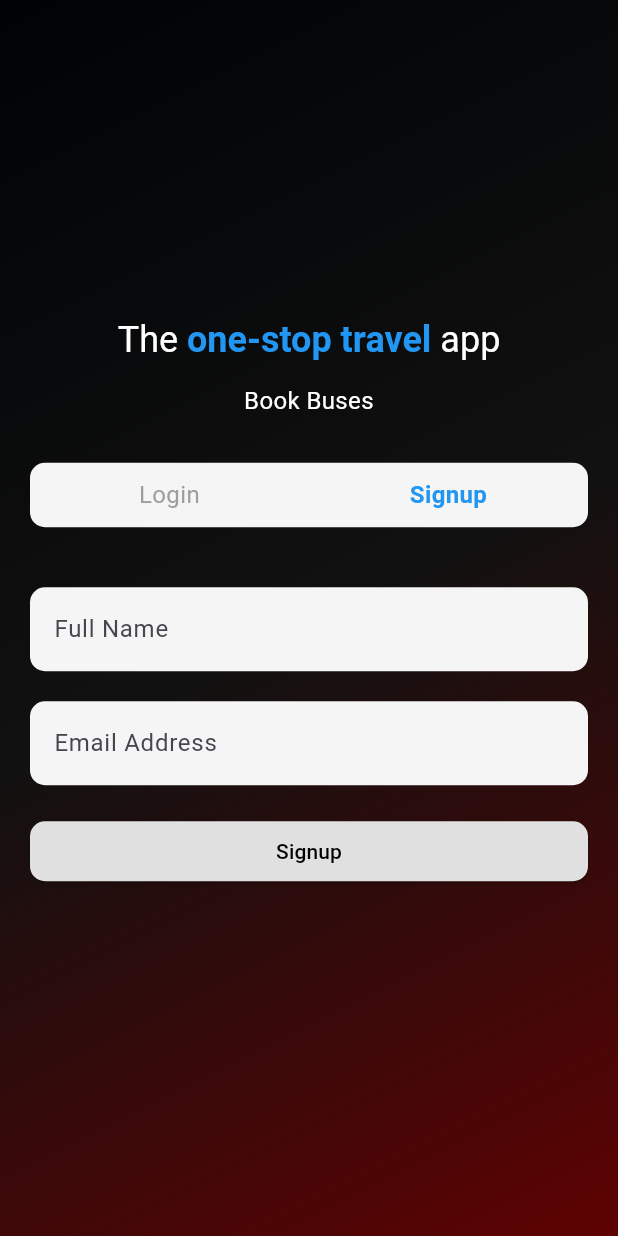
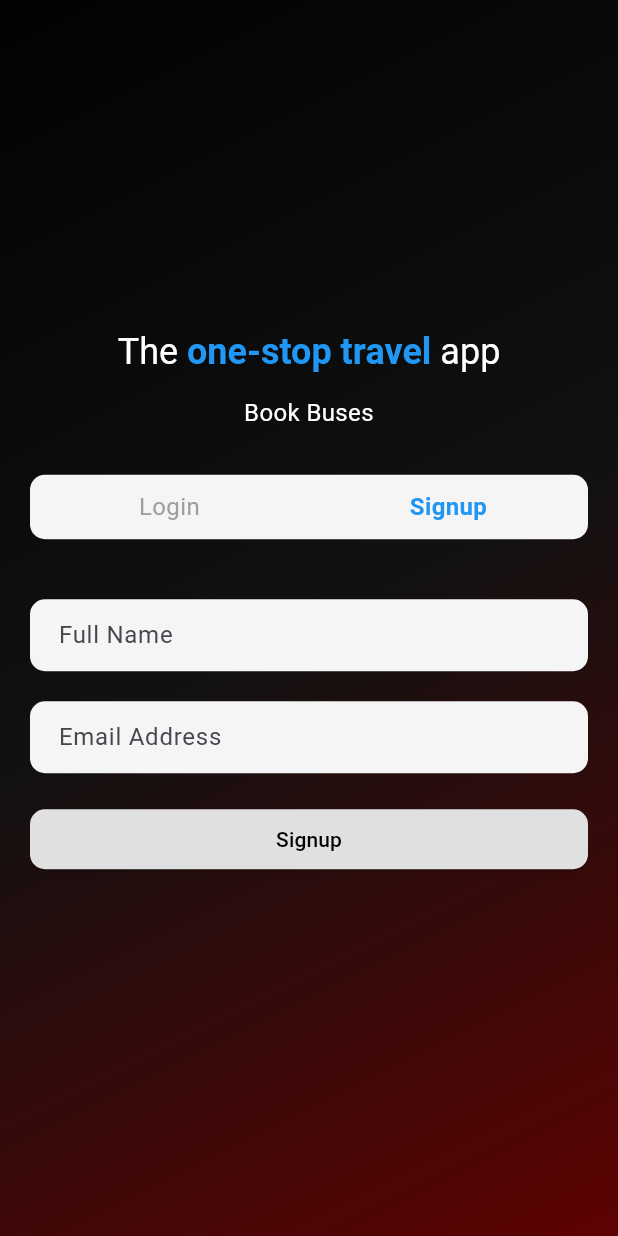
Before and after one commit to sanjaii1/fairyaatra, a Flutter app: the screen it shows after launch, after a tap on "Signup", on a phone screen of 412 x 824 dp. Run offline on Flutter 3.47's test engine with Material 3 defaults, Android fonts, the phone set to English and light mode, and no system bars.

Commit message:
updated login screen

```diff
--- a/lib/src/feature/login/views/login.dart
+++ b/lib/src/feature/login/views/login.dart
@@ -34,7 +34,7 @@ class _AuthPageState extends State<AuthPage> {
               Color.fromARGB(255, 17, 17, 17),
               Color.fromARGB(255, 94, 2, 2),
             ],
-            stops: [0.0, 0.5, 1.0], // Smooth gradient transition
+            stops: [0.0, 0.5, 1.0],
             begin: Alignment.topLeft,
             end: Alignment.bottomRight,
           ),
@@ -141,16 +141,29 @@ class _AuthPageState extends State<AuthPage> {
                       ),
                     ),
                     const SizedBox(height: 30),
-                    // AnimatedSwitcher for Login and Signup Pages
+                    // AnimatedSwitcher with Fade + Scale Transition
                     AnimatedSwitcher(
-                      duration: const Duration(milliseconds: 500),
-                      switchInCurve: Curves.linear,
-                      switchOutCurve: Curves.linear,
+                      duration: const Duration(milliseconds: 250),
+                      switchInCurve: Curves.easeInOut,
+                      switchOutCurve: Curves.easeInOut,
                       transitionBuilder:
                           (Widget child, Animation<double> animation) {
-                        return ScaleTransition(scale: animation, child: child);
+                        return FadeTransition(
+                          opacity: animation,
+                          child: ScaleTransition(
+                            scale: Tween<double>(begin: 0.95, end: 1.0)
+                                .animate(animation),
+                            child: child,
+                          ),
+                        );
                       },
-                      child: isLogin ? LoginPage() : SignupPage(),
+                      child: isLogin
+                          ? const LoginPage(
+                              key: ValueKey('LoginPage'),
+                            )
+                          : const SignupPage(
+                              key: ValueKey('SignupPage'),
+                            ),
                     ),
                   ],
                 ),
--- a/lib/src/feature/login/widget/loginWidget.dart
+++ b/lib/src/feature/login/widget/loginWidget.dart
@@ -2,6 +2,7 @@ import 'package:fairyaatra/src/feature/home/views/home.dart';
 import 'package:flutter/material.dart';
 
 class LoginPage extends StatelessWidget {
+  const LoginPage({Key? key}) : super(key: key);
   @override
   Widget build(BuildContext context) {
     return Padding(
@@ -20,6 +21,10 @@ class LoginPage extends StatelessWidget {
               hintText: "Email Address",
               filled: true,
               fillColor: const Color(0xFFF5F5F5),
+              contentPadding: const EdgeInsets.symmetric(
+                vertical: 5, // Reduces the height
+                horizontal: 15,
+              ),
               border: OutlineInputBorder(
                 borderRadius: BorderRadius.circular(10),
                 borderSide: BorderSide.none,
@@ -78,7 +83,7 @@ class LoginPage extends StatelessWidget {
               ),
             ),
           ),
-          const SizedBox(height: 20),
+          const SizedBox(height: 30),
         ],
       ),
     );
--- a/lib/src/feature/login/widget/signupWidget.dart
+++ b/lib/src/feature/login/widget/signupWidget.dart
@@ -2,6 +2,7 @@ import 'package:flutter/material.dart';
 
 // Separate Signup Page
 class SignupPage extends StatelessWidget {
+  const SignupPage({Key? key}) : super(key: key);
   @override
   Widget build(BuildContext context) {
     return Padding(
@@ -19,6 +20,10 @@ class SignupPage extends StatelessWidget {
               hintText: "Full Name",
               filled: true,
               fillColor: const Color(0xFFF5F5F5),
+              contentPadding: const EdgeInsets.symmetric(
+                vertical: 10, // Reduces the height
+                horizontal: 15,
+              ),
               border: OutlineInputBorder(
                 borderRadius: BorderRadius.circular(10),
                 borderSide: BorderSide.none,
@@ -36,6 +41,10 @@ class SignupPage extends StatelessWidget {
               hintText: "Email Address",
               filled: true,
               fillColor: const Color(0xFFF5F5F5),
+              contentPadding: const EdgeInsets.symmetric(
+                vertical: 10, // Reduces the height
+                horizontal: 15,
+              ),
               border: OutlineInputBorder(
                 borderRadius: BorderRadius.circular(10),
                 borderSide: BorderSide.none,
```
